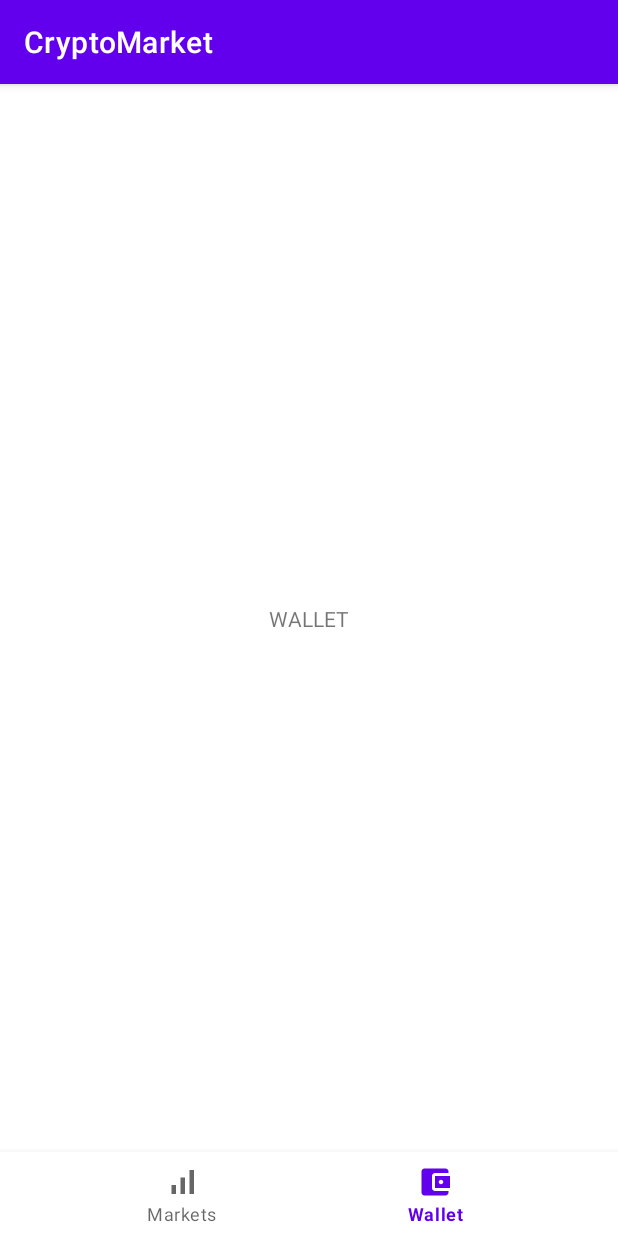
After one commit to UbohyiPetro/CryptoMarket, an Android app: the WalletFragment screen opened through its navigation route, on a phone screen of 412 x 824 dp. The commit adds this screen. Run offline under Robolectric (Android 15) with nearby library versions, the phone set to English and light mode, and no system bars; our stand-ins replace Dagger/Hilt's generated code, navigation-ui; pictures from the network do not load.

Commit message:
create bottom navigation bar

```diff
--- /dev/null
+++ b/app/src/main/java/com/example/cryptomarket/helper/extensions/Extensions.kt
@@ -0,0 +1,6 @@
+package com.example.cryptomarket.helper.extensions
+
+fun String.fromSVGtoPNG(): String {
+    val png: CharSequence = "png"
+    return this.replaceRange(this.length - 3, this.length, png)
+}
--- a/app/src/main/java/com/example/cryptomarket/ui/MainActivity.kt
+++ b/app/src/main/java/com/example/cryptomarket/ui/MainActivity.kt
@@ -2,18 +2,26 @@ package com.example.cryptomarket.ui
 
 import androidx.appcompat.app.AppCompatActivity
 import android.os.Bundle
+import androidx.navigation.NavController
+import androidx.navigation.fragment.NavHostFragment
+import androidx.navigation.ui.NavigationUI.setupWithNavController
 import com.example.cryptomarket.R
-import com.example.cryptomarket.ui.coins_list.CoinsListFragment
-import com.google.android.material.bottomnavigation.BottomNavigationView
-import com.google.android.material.navigation.NavigationBarView
 import dagger.hilt.android.AndroidEntryPoint
 import kotlinx.android.synthetic.main.activity_main.*
 
 @AndroidEntryPoint
 class MainActivity : AppCompatActivity() {
 
+    private lateinit var navController: NavController
+
     override fun onCreate(savedInstanceState: Bundle?) {
         super.onCreate(savedInstanceState)
         setContentView(R.layout.activity_main)
+
+        val navHostFragment =
+            supportFragmentManager.findFragmentById(R.id.main_container) as NavHostFragment
+        navController = navHostFragment.navController
+        val bottomNavigationView = bottom_nav
+        setupWithNavController(bottomNavigationView, navController)
     }
 }
--- a/app/src/main/java/com/example/cryptomarket/ui/coin_details/CoinDetailsFragment.kt
+++ b/app/src/main/java/com/example/cryptomarket/ui/coin_details/CoinDetailsFragment.kt
@@ -8,9 +8,8 @@ import androidx.fragment.app.viewModels
 import androidx.lifecycle.Observer
 import com.bumptech.glide.Glide
 import com.example.cryptomarket.R
+import com.example.cryptomarket.helper.extensions.fromSVGtoPNG
 import com.example.cryptomarket.ui.coin_details.model.CoinDetailsItem
-import com.example.cryptomarket.ui.coins_list.CoinsViewState
-import com.example.cryptomarket.ui.coins_list.fromSVGtoPNG
 import dagger.hilt.android.AndroidEntryPoint
 import kotlinx.android.synthetic.main.coin_details_fragment.*
 
--- a/app/src/main/java/com/example/cryptomarket/ui/coins_list/CoinsListAdapter.kt
+++ b/app/src/main/java/com/example/cryptomarket/ui/coins_list/CoinsListAdapter.kt
@@ -9,6 +9,7 @@ import androidx.recyclerview.widget.ListAdapter
 import androidx.recyclerview.widget.RecyclerView
 import com.bumptech.glide.Glide
 import com.example.cryptomarket.R
+import com.example.cryptomarket.helper.extensions.fromSVGtoPNG
 import com.example.cryptomarket.ui.coins_list.model.CoinItem
 import kotlinx.android.synthetic.main.coin_item.view.*
 import java.math.BigDecimal
@@ -67,8 +68,3 @@ class CoinsListAdapter : ListAdapter<CoinItem, CoinsListAdapter.CoinsViewHolder>
         }
     }
 }
-
-fun String.fromSVGtoPNG(): String {
-    val png: CharSequence = "png"
-    return this.replaceRange(this.length - 3, this.length, png)
-}
--- /dev/null
+++ b/app/src/main/java/com/example/cryptomarket/ui/wallet/WalletFragment.kt
@@ -0,0 +1,16 @@
+package com.example.cryptomarket.ui.wallet
+
+import android.os.Bundle
+import android.view.View
+import androidx.fragment.app.Fragment
+import com.example.cryptomarket.R
+import dagger.hilt.android.AndroidEntryPoint
+
+@AndroidEntryPoint
+class WalletFragment : Fragment(R.layout.wallet_fragment) {
+
+
+    override fun onViewCreated(view: View, savedInstanceState: Bundle?) {
+        super.onViewCreated(view, savedInstanceState)
+    }
+}
--- /dev/null
+++ b/app/src/main/res/layout/wallet_fragment.xml
@@ -0,0 +1,17 @@
+<?xml version="1.0" encoding="utf-8"?>
+<androidx.constraintlayout.widget.ConstraintLayout xmlns:android="http://schemas.android.com/apk/res/android"
+    xmlns:app="http://schemas.android.com/apk/res-auto"
+    android:layout_width="match_parent"
+    android:layout_height="match_parent">
+
+    <TextView
+        android:id="@+id/textWallet"
+        android:text="WALLET"
+        android:layout_width="wrap_content"
+        android:layout_height="wrap_content"
+        app:layout_constraintBottom_toBottomOf="parent"
+        app:layout_constraintEnd_toEndOf="parent"
+        app:layout_constraintStart_toStartOf="parent"
+        app:layout_constraintTop_toTopOf="parent" />
+
+</androidx.constraintlayout.widget.ConstraintLayout>
--- a/app/src/main/res/menu/bottom_nav_menu.xml
+++ b/app/src/main/res/menu/bottom_nav_menu.xml
@@ -2,13 +2,13 @@
 <menu xmlns:android="http://schemas.android.com/apk/res/android">
 
     <item
-        android:id="@+id/markets"
+        android:id="@+id/coinsListFragment"
         android:enabled="true"
         android:icon="@drawable/ic_signal_cellular"
         android:title="@string/markets" />
 
     <item
-        android:id="@+id/wallet"
+        android:id="@+id/walletFragment"
         android:enabled="true"
         android:icon="@drawable/ic_account_balance_wallet"
         android:title="@string/wallet" />
--- a/app/src/main/res/navigation/nav_graph.xml
+++ b/app/src/main/res/navigation/nav_graph.xml
@@ -19,4 +19,8 @@
             android:name="uuid"
             app:argType="string" />
     </fragment>
+    <fragment
+        android:id="@+id/walletFragment"
+        android:name="com.example.cryptomarket.ui.wallet.WalletFragment"
+        android:label="WalletFragment" />
 </navigation>
```
